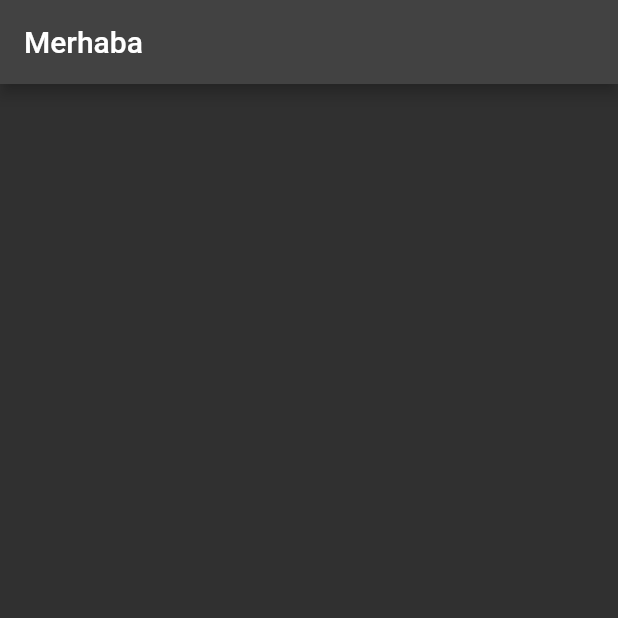
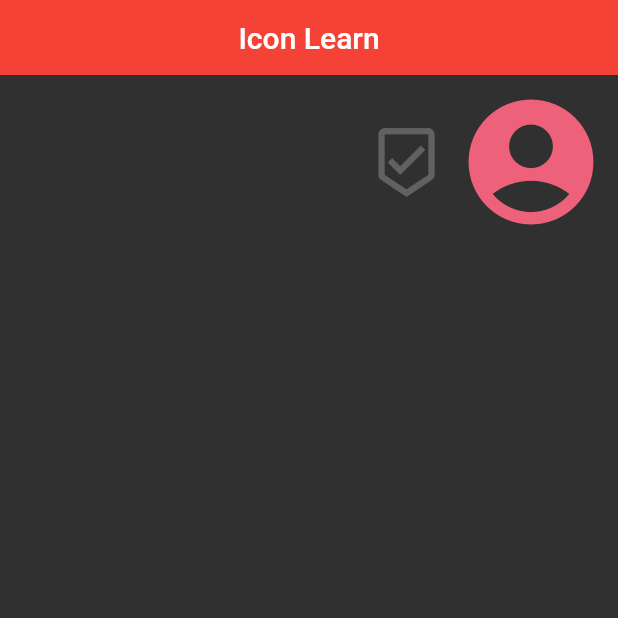
Before and after one commit to Prometya/Flutter-Ders, a Flutter app: the screen it shows after launch, on a phone screen of 412 x 824 dp, the top half of it. Run offline on Flutter 3.47's test engine with Material 2 defaults, Android fonts, the phone set to English and light mode, and no system bars.

Commit message:
Git bağlantı problemi sonrası aktardıklarım 18.11.22

```diff
--- a/lib/101/appbar_learn.dart
+++ b/lib/101/appbar_learn.dart
@@ -1,15 +1,30 @@
 import 'package:flutter/material.dart';
+import 'package:flutter/services.dart';
 
 class AppBarView extends StatelessWidget {
   const AppBarView({Key? key}) : super(key: key);
-
+  final String _title = "Welcome Learn";
   @override
   Widget build(BuildContext context) {
     return Scaffold(
       appBar: AppBar(
-        title: Text('Merhaba'),
+        title: Text(_title),
+        //backgroundColor: Colors.transparent,
+        systemOverlayStyle: SystemUiOverlayStyle
+            .light, // burası var ya burası çok ince nokta. Appbar üzerinden status barın rengini değiştiriyorsun
+        elevation:
+            0, // sıfır atayınca body ve appbar birmiş gibi gözükür. Ama color transparent olacak tabii ki
+        centerTitle:
+            true, // Bunu true yapmazsan androidde soldan başlar, ios da ortadan başlar
+        leading: Icon(Icons.arrow_back_rounded),
+        actions: [
+          IconButton(onPressed: () {}, icon: Icon(Icons.menu_rounded)),
+          Center(child: CircularProgressIndicator())
+        ],
       ),
-      body: Column(),
+      body: Column(
+        children: [],
+      ),
     );
   }
 }
--- /dev/null
+++ b/lib/101/icon_learn.dart
@@ -0,0 +1,38 @@
+import 'package:flutter/material.dart';
+
+class IconLearnView extends StatelessWidget {
+  IconLearnView({Key? key}) : super(key: key);
+  final String _title = "Icon Learn";
+  final IconColorTanimla colorSec = IconColorTanimla();
+  final IconSizeTanimla sizeSec = IconSizeTanimla();
+  @override
+  Widget build(BuildContext context) {
+    return Scaffold(
+        appBar: AppBar(
+          title: Text(_title),
+        ),
+        body: Row(
+          mainAxisAlignment: MainAxisAlignment.end,
+          children: <Widget>[
+            Icon(Icons.beenhere_outlined,
+                color: Theme.of(context)
+                    .backgroundColor, // Kullanımda theme den renk çekersen dark/light modunda renkler otomatik değişir. Aksi halde senin atadığın renk kalır.
+                size: sizeSec.iconSizeOrta),
+            IconButton(
+                color: colorSec.iconColorFruze,
+                iconSize: sizeSec.iconSizeBuyuk,
+                onPressed: () {},
+                icon: Icon(Icons.account_circle_rounded))
+          ],
+        ));
+  }
+}
+
+class IconSizeTanimla {
+  final double iconSizeBuyuk = 100;
+  final double iconSizeOrta = 50;
+}
+
+class IconColorTanimla {
+  final Color iconColorFruze = Color(0xffED617A);
+}
--- a/lib/main.dart
+++ b/lib/main.dart
@@ -1,5 +1,6 @@
 import 'package:flutter/material.dart';
-import 'package:untitled1/101/appbar_learn.dart';
+import 'package:flutter/services.dart';
+import 'package:untitled1/101/icon_learn.dart';
 
 //Veli babaaaaaa BÜYÜKSÜN :)
 //Bu sefer olacak İnşallah. Sen beni bıraksan da ben seni bu sefer
@@ -16,11 +17,22 @@ class MyApp extends StatelessWidget {
     return MaterialApp(
       title: 'Flutter Dersler',
       debugShowCheckedModeBanner: false,
-      theme: ThemeData.dark(),
+      theme: ThemeData.dark().copyWith(
+        appBarTheme: AppBarTheme(
+          toolbarHeight: 50,
+          backgroundColor: Colors.red,
+          systemOverlayStyle: SystemUiOverlayStyle
+              .light, // burası var ya burası çok ince nokta. Appbar üzerinden status barın rengini değiştiriyorsun
+          elevation:
+              0, // sıfır atayınca body ve appbar birmiş gibi gözükür. Ama color transparent olacak tabii ki
+          centerTitle:
+              true, // Bunu true yapmazsan androidde soldan başlar, ios da ortadan başlar
+        ),
+      ),
       // ThemeData(
       //   primarySwatch: Colors.blue,
       // ),
-      home: AppBarView(),
+      home: IconLearnView(),
     );
   }
 }
```
